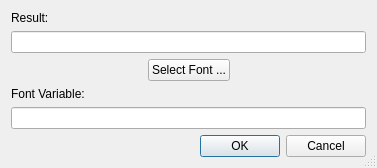
testmana2/test, file Plugins/WizardPlugins/FontDialogWizard/FontDialogWizardDialog.ui: the form before one commit.
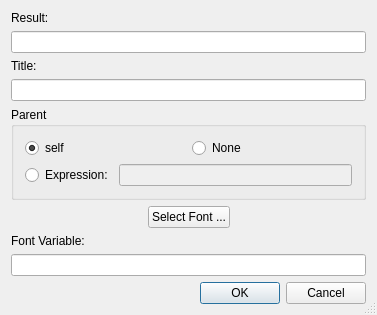
The form after the commit.

Commit message: Extended some dialog wizards to generate code for the parent widget and extended the QFontDialog wizard.

```diff
--- a/Plugins/WizardPlugins/FontDialogWizard/FontDialogWizardDialog.ui
+++ b/Plugins/WizardPlugins/FontDialogWizard/FontDialogWizardDialog.ui
@@ -7,7 +7,7 @@
     <x>0</x>
     <y>0</y>
     <width>377</width>
-    <height>162</height>
+    <height>291</height>
    </rect>
   </property>
   <property name="windowTitle">
@@ -31,6 +31,76 @@
      </property>
     </widget>
    </item>
+   <item>
+    <widget class="QLabel" name="textLabel1">
+     <property name="text">
+      <string>Title:</string>
+     </property>
+    </widget>
+   </item>
+   <item>
+    <widget class="QLineEdit" name="eCaption">
+     <property name="toolTip">
+      <string>Enter the title for the message box</string>
+     </property>
+    </widget>
+   </item>
+   <item>
+    <widget class="QGroupBox" name="parentGroup">
+     <property name="title">
+      <string>Parent</string>
+     </property>
+     <layout class="QGridLayout" name="gridLayout_3">
+      <item row="0" column="0">
+       <widget class="QRadioButton" name="parentSelf">
+        <property name="toolTip">
+         <string>Select &quot;self&quot; as parent</string>
+        </property>
+        <property name="text">
+         <string>self</string>
+        </property>
+        <property name="checked">
+         <bool>true</bool>
+        </property>
+       </widget>
+      </item>
+      <item row="0" column="1">
+       <widget class="QRadioButton" name="parentNone">
+        <property name="toolTip">
+         <string>Select &quot;None&quot; as parent</string>
+        </property>
+        <property name="text">
+         <string>None</string>
+        </property>
+       </widget>
+      </item>
+      <item row="1" column="0" colspan="2">
+       <layout class="QHBoxLayout" name="horizontalLayout_2">
+        <item>
+         <widget class="QRadioButton" name="parentOther">
+          <property name="toolTip">
+           <string>Select to enter a parent expression</string>
+          </property>
+          <property name="text">
+           <string>Expression:</string>
+          </property>
+         </widget>
+        </item>
+        <item>
+         <widget class="QLineEdit" name="parentEdit">
+          <property name="enabled">
+           <bool>false</bool>
+          </property>
+          <property name="toolTip">
+           <string>Enter the parent expression</string>
+          </property>
+         </widget>
+        </item>
+       </layout>
+      </item>
+     </layout>
+    </widget>
+   </item>
    <item>
     <layout class="QHBoxLayout">
      <item>
```
Left out of the diff: 29 changed lines with no effect on the pictures. The commit also changes 17 other files.
